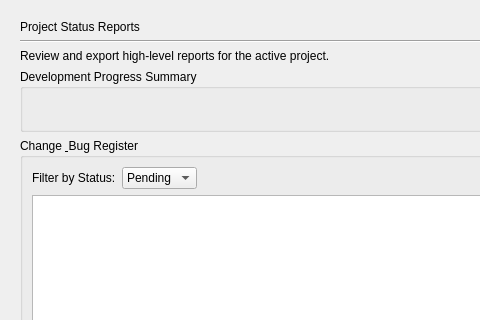
The window that gui/reports_page.ui (mariolewis/asdf_factory) describes before a commit, drawn with Qt 5; both pictures show x 0 to 480 and y 0 to 320 of the 800 by 600 pixel window.
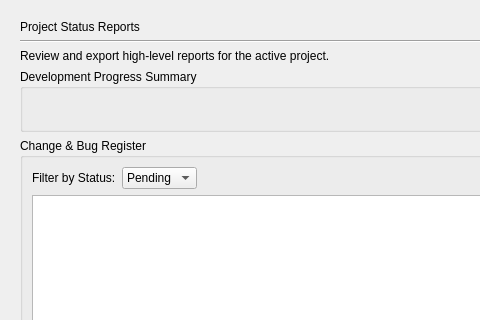
The same window after the commit.

Diff of the .ui file:
```diff
--- a/gui/reports_page.ui
+++ b/gui/reports_page.ui
@@ -86,7 +86,7 @@
    <item>
     <widget class="QGroupBox" name="crBugGroupBox">
      <property name="title">
-      <string>Change &amp; Bug Register</string>
+      <string>Change &amp;&amp; Bug Register</string>
      </property>
      <layout class="QVBoxLayout" name="verticalLayout_3">
       <item>
```
